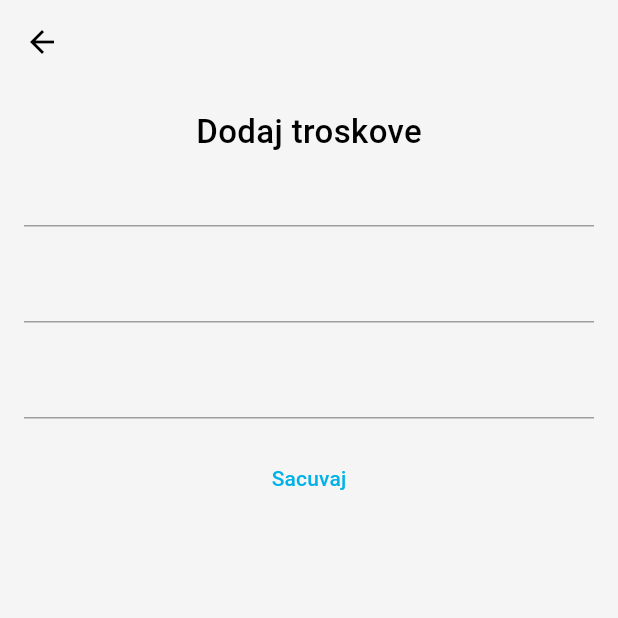
After one commit to MarkoLosic/expensetracker, a Flutter app: the screen it shows after launch, after a tap on an icon or button, on a phone screen of 412 x 824 dp, the top half of it. The commit adds this screen. Run offline on Flutter 3.47's test engine with Material 3 defaults, Android fonts, the phone set to English and light mode, and no system bars; our stand-ins replace fl_chart, font_awesome_flutter.

Commit message:
Aded new screen ta add expenses and input fields with button

```diff
--- a/lib/home/views/home_screen.dart
+++ b/lib/home/views/home_screen.dart
@@ -1,4 +1,5 @@
 import 'dart:math';
+import 'package:expensetracker/screens/add_expense/views/add_expense.dart';
 import 'package:expensetracker/stats/stats.dart';
 import 'package:expensetracker/home/views/main_screen.dart';
 import 'package:flutter/cupertino.dart';
@@ -12,10 +13,10 @@ class HomeScreen extends StatefulWidget {
 }
 
 class _HomeScreenState extends State<HomeScreen> {
-  int index = 0;
-  late Color selectedItem = Colors.blue;
-  Color unselectedItem = Colors.grey;
-
+  var wigetList = const [
+    MainScreen(),
+    StatScreen(),
+  ];
   @override
   Widget build(BuildContext context) {
     return Scaffold(
@@ -24,27 +25,28 @@ class _HomeScreenState extends State<HomeScreen> {
         borderRadius: const BorderRadius.vertical(top: Radius.circular(30)),
         child: BottomNavigationBar(
             onTap: (value) {
-                setState(() {
-                  index = value;
-                });
+              print(value);
             },
+            backgroundColor: Colors.white,
             showSelectedLabels: false,
             showUnselectedLabels: false,
             elevation: 3,
-              items: [
+            items: const [
               BottomNavigationBarItem(
-                    icon: Icon(CupertinoIcons.home,
-                        color: index == 0 ? selectedItem : unselectedItem),
-                    label: 'Home'),
+                  icon: Icon(CupertinoIcons.home), label: 'Home'),
               BottomNavigationBarItem(
-                    icon: Icon(CupertinoIcons.graph_square_fill,
-                        color: index == 1 ? selectedItem : unselectedItem),
-                    label: 'Stats'),
+                  icon: Icon(CupertinoIcons.graph_square_fill), label: 'Stats'),
             ]),
       ),
       floatingActionButtonLocation: FloatingActionButtonLocation.centerDocked,
       floatingActionButton: FloatingActionButton(
-            onPressed: () {},
+          onPressed: () {
+            Navigator.push(
+              context,
+              MaterialPageRoute<void>(
+                  builder: (BuildContext context) => const AddExpense()),
+            );
+          },
           shape: const CircleBorder(),
           child: Container(
             width: 60,
@@ -61,6 +63,7 @@ class _HomeScreenState extends State<HomeScreen> {
                 )),
             child: const Icon(CupertinoIcons.add),
           )),
-        body: index == 0 ? const MainScreen() : const StatScreen());
+      body: MainScreen(),
+    );
   }
 }
--- /dev/null
+++ b/lib/screens/add_expense/views/add_expense.dart
@@ -0,0 +1,44 @@
+import 'package:flutter/material.dart';
+
+class AddExpense extends StatelessWidget {
+  const AddExpense({super.key});
+
+  @override
+  Widget build(BuildContext context) {
+    return GestureDetector(
+      onTap: () => FocusScope.of(context).unfocus(),
+      child: Scaffold(
+        backgroundColor: Theme.of(context).colorScheme.background,
+        appBar: AppBar(
+          backgroundColor: Theme.of(context).colorScheme.background,
+        ),
+        body: Padding(
+          padding: const EdgeInsets.all(16.0),
+          child:
+              Column(crossAxisAlignment: CrossAxisAlignment.center, children: [
+            const Text(
+              'Dodaj troskove',
+              style: TextStyle(
+                fontSize: 22,
+                fontWeight: FontWeight.w500,
+              ),
+            ),
+            TextFormField(),
+            SizedBox(
+              height: 16,
+            ),
+            TextFormField(),
+            SizedBox(
+              height: 16,
+            ),
+            TextFormField(),
+            SizedBox(
+              height: 16,
+            ),
+            TextButton(onPressed: () {}, child: Text('Sacuvaj'))
+          ]),
+        ),
+      ),
+    );
+  }
+}
```
Lines whose indentation alone changed are shown as unchanged.
